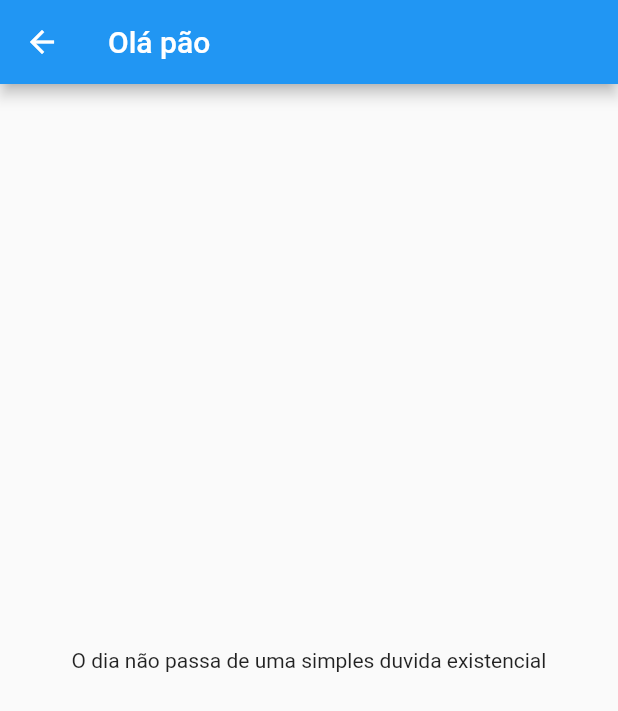
After one commit to lacj2000/navigation_return_data_flutter, a Flutter app: the screen it shows after launch, after a tap on "Open third screen", on a phone screen of 412 x 824 dp. The commit adds this screen. Shown: the top 711 px of the screen. Run offline on Flutter 3.47's test engine with Material 2 defaults, Android fonts, the phone set to English and light mode, and no system bars.

Commit message:
update - with params

```diff
--- /dev/null
+++ b/lib/ScreenArguments.dart
@@ -0,0 +1,6 @@
+class ScreenArguments extends Object {
+  final String title;
+  final String message;
+
+  ScreenArguments(this.title, this.message);
+}
--- /dev/null
+++ b/lib/ThirdScreen.dart
@@ -0,0 +1,19 @@
+import 'package:flutter/material.dart';
+import 'package:named_navigation_flutter/ScreenArguments.dart';
+
+class ThirdScreen extends StatelessWidget {
+  static const route = '/third';
+  @override
+  Widget build(BuildContext context) {
+    final ScreenArguments args =
+        ModalRoute.of(context)!.settings.arguments as ScreenArguments;
+    return Scaffold(
+      appBar: AppBar(
+        title: Text(args.title),
+      ),
+      body: Center(
+        child: Text(args.message),
+      ),
+    );
+  }
+}
--- a/lib/main.dart
+++ b/lib/main.dart
@@ -1,5 +1,7 @@
 import 'package:flutter/material.dart';
+import 'package:named_navigation_flutter/ScreenArguments.dart';
 import 'package:named_navigation_flutter/SecondScreen.dart';
+import 'package:named_navigation_flutter/ThirdScreen.dart';
 
 void main() {
   runApp(MaterialApp(
@@ -7,7 +9,8 @@ void main() {
     initialRoute: '/',
     routes: {
       '/': (context) => FirstScreen(),
-      '/second': (context) => SecondScreen()
+      '/second': (context) => SecondScreen(),
+      ThirdScreen.route: (context) => ThirdScreen(),
     },
   ));
 }
@@ -21,10 +24,15 @@ class FirstScreen extends StatelessWidget {
       ),
       body: Center(
         child: ElevatedButton(
-          child: Text('Open second screen'),
           onPressed: () {
-            Navigator.pushNamed(context, '/second');
+            Navigator.pushNamed(
+              context,
+              ThirdScreen.route,
+              arguments: ScreenArguments("Olá pão",
+                  "O dia não passa de uma simples duvida existencial"),
+            );
           },
+          child: Text('Open third screen'),
         ),
       ),
     );
```
